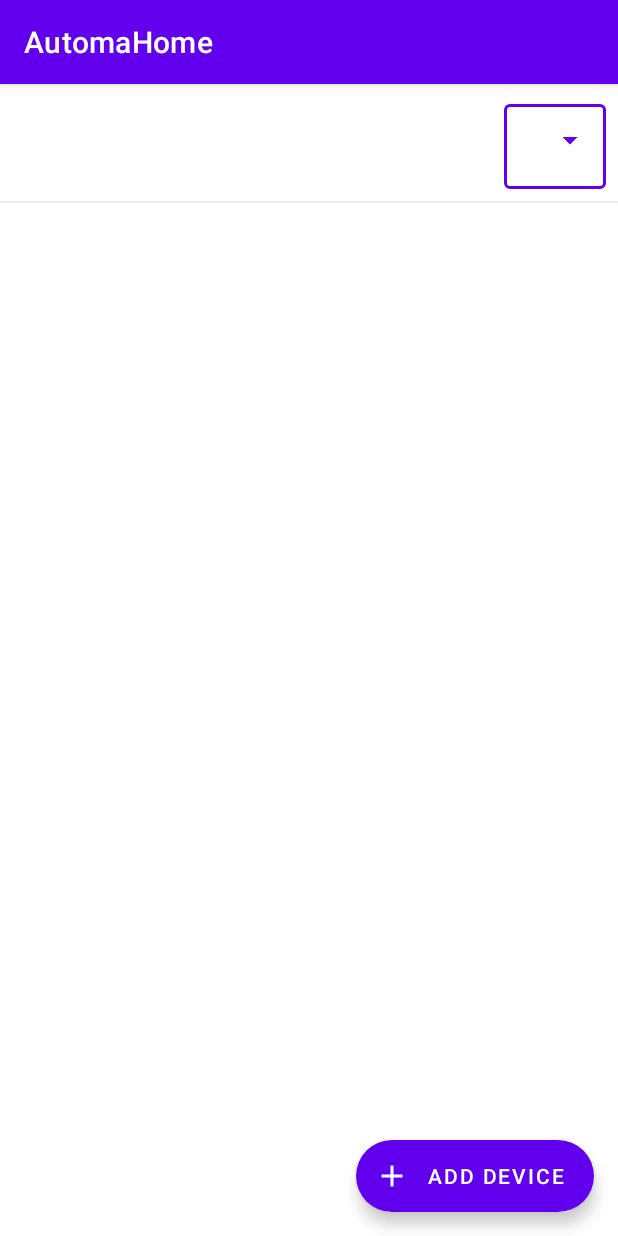
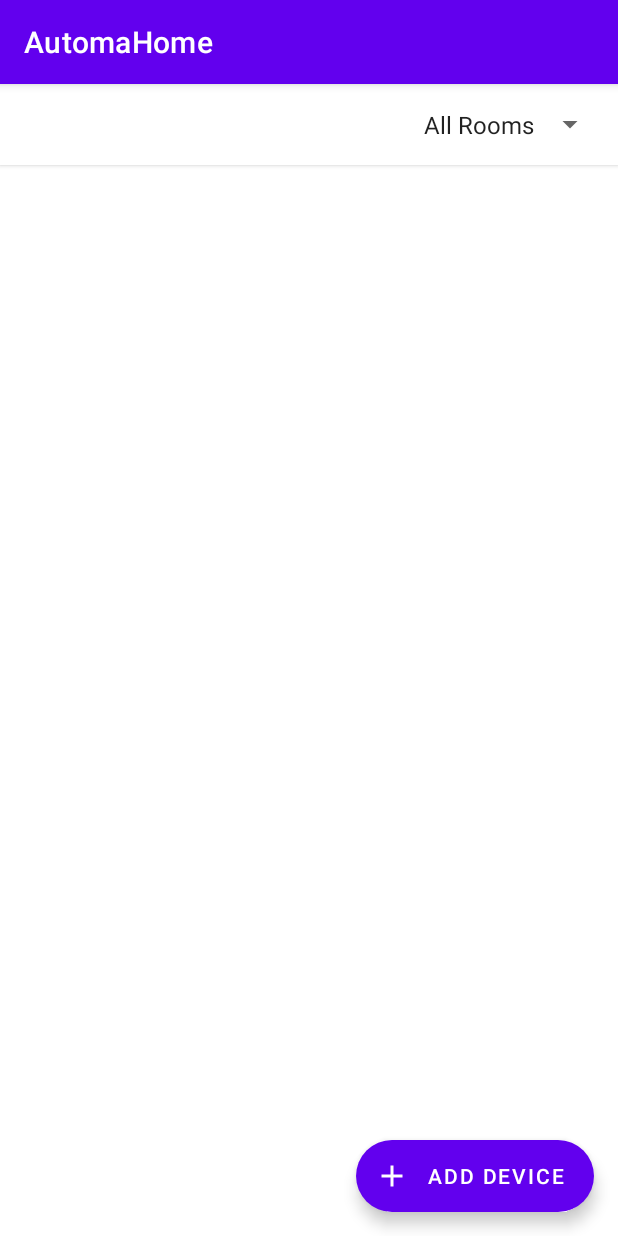
Before and after one commit to N01300070-Humber/AutomaHome, an Android app: the fragment DevicesFragment shown on its own in the app's theme, on a phone screen of 412 x 824 dp. Run offline under Robolectric (Android 15) with nearby library versions, the phone set to English and light mode, and no system bars; 2 statements that could not run were skipped.

Commit message:
Finished DevicesFragment layout

```diff
--- a/app/src/main/res/layout/fragment_devices.xml
+++ b/app/src/main/res/layout/fragment_devices.xml
@@ -13,29 +13,25 @@
 		android:elevation="4dp"
 		app:cardCornerRadius="0dp">
 
-		<com.google.android.material.textfield.TextInputLayout
-			style="@style/Widget.MaterialComponents.TextInputLayout.OutlinedBox.ExposedDropdownMenu"
+		<Spinner
+			android:id="@+id/spinner_device_rooms"
+			style="@style/Widget.AutomaHome.Spinner"
 			android:layout_width="wrap_content"
 			android:layout_height="wrap_content"
 			android:layout_gravity="end"
-			android:layout_marginLeft="8dp"
-			android:layout_marginTop="8dp"
-			android:layout_marginRight="8dp"
-			android:layout_marginBottom="8dp">
-
-			<com.google.android.material.textfield.MaterialAutoCompleteTextView
-				android:id="@+id/autoCompleteTextView_device_rooms"
-				android:layout_width="wrap_content"
-				android:layout_height="wrap_content"
-				tools:text="All Rooms" />
-
-		</com.google.android.material.textfield.TextInputLayout>
+			android:layout_margin="8dp"
+			android:entries="@array/arrayRooms_withAll" />
 
 	</androidx.cardview.widget.CardView>
 
 	<FrameLayout
 		android:layout_width="match_parent"
 		android:layout_height="match_parent">
+
+		<androidx.recyclerview.widget.RecyclerView
+			android:id="@+id/recyclerView_devices"
+			android:layout_width="match_parent"
+			android:layout_height="match_parent" />
 
 		<com.google.android.material.floatingactionbutton.ExtendedFloatingActionButton
 			android:id="@+id/extendedFAB_add_device"
@@ -49,10 +45,6 @@
 			android:text="@string/fab_add_device"
 			app:icon="@drawable/ic_add" />
 
-		<androidx.recyclerview.widget.RecyclerView
-			android:id="@+id/recyclerView_devices"
-			android:layout_width="match_parent"
-			android:layout_height="match_parent" />
 	</FrameLayout>
 
 </LinearLayout>
```
